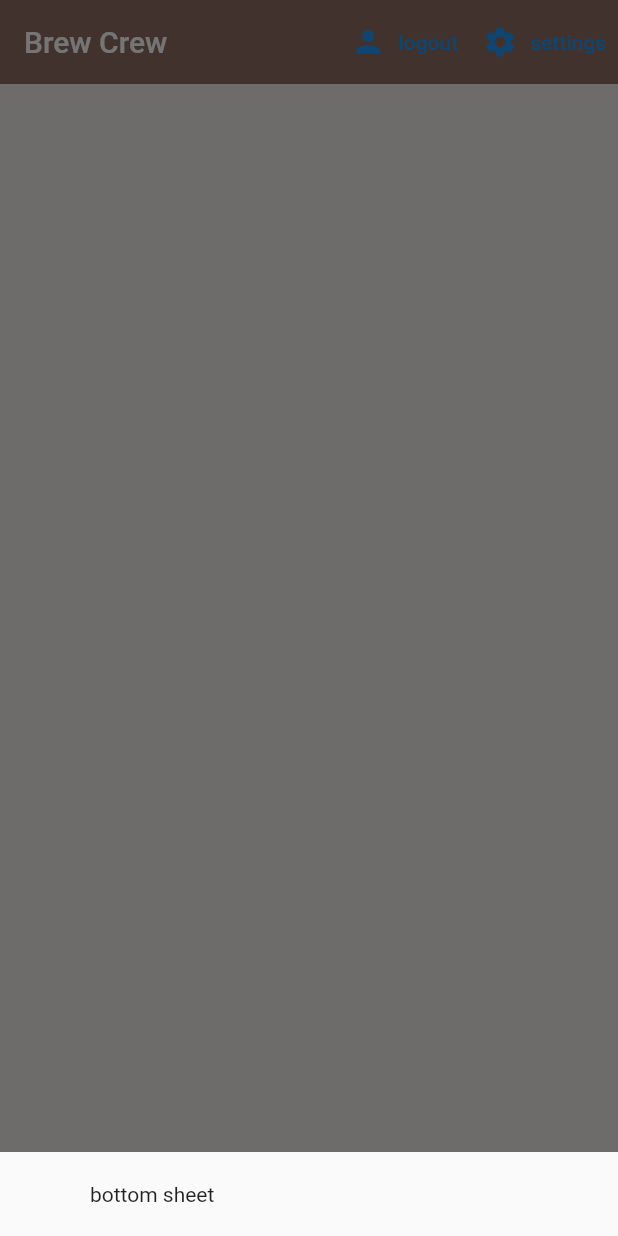
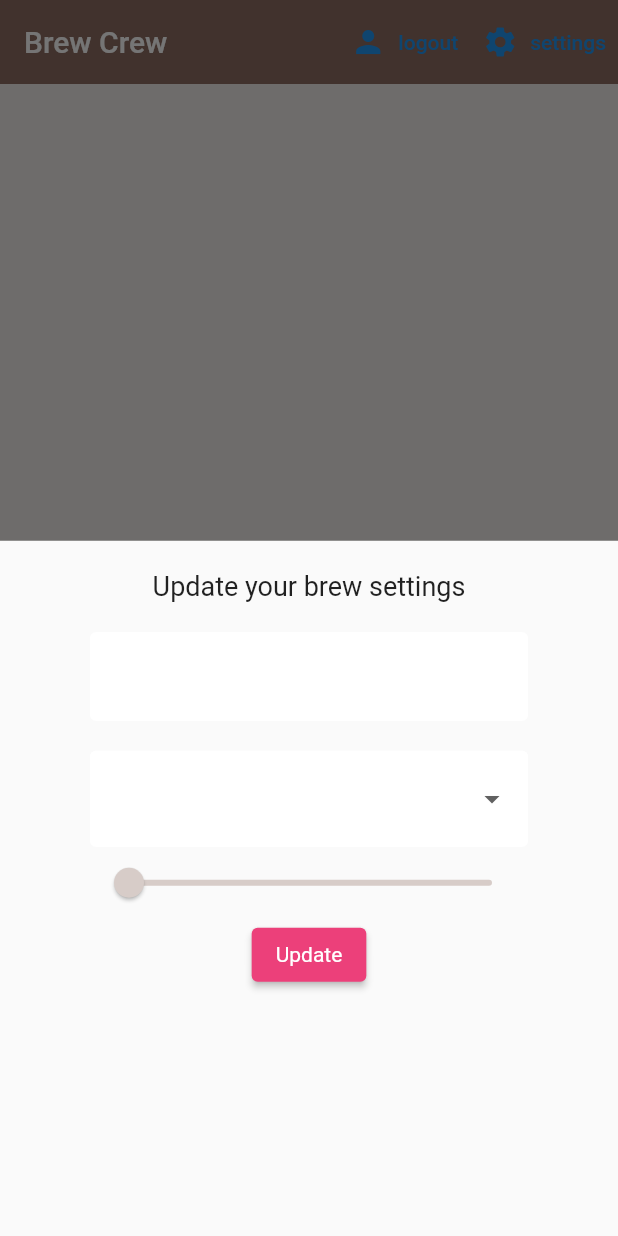
Before and after one commit to Lama-Alsaif/brew_crew, a Flutter app: the screen it shows once a user with an empty profile is signed in, after a tap on "settings", on a phone screen of 412 x 824 dp. Run offline on Flutter 3.47's test engine with Material 2 defaults, Android fonts, the phone set to English and light mode, and no system bars; our stand-ins replace cloud_firestore, firebase_auth, firebase_core, flutter_spinkit; accounts and stored records are empty.

Commit message:
video 23

```diff
--- a/flutter_application_1/lib/screens/home/home.dart
+++ b/flutter_application_1/lib/screens/home/home.dart
@@ -1,5 +1,6 @@
 import 'package:flutter/material.dart';
 import 'package:flutter_application_1/models/brew.dart';
+import 'package:flutter_application_1/screens/home/settings_form.dart';
 import 'package:flutter_application_1/services/auth.dart';
 import 'package:flutter_application_1/services/database.dart';
 import 'package:provider/provider.dart';
@@ -15,7 +16,7 @@ class Home extends StatelessWidget {
           builder: (context) {
             return Container(
               padding: EdgeInsets.symmetric(vertical: 20, horizontal: 60),
-              child: Text('bottom sheet'),
+              child: SettingsForm(),
             );
           });
     }
--- /dev/null
+++ b/flutter_application_1/lib/screens/home/settings_form.dart
@@ -0,0 +1,75 @@
+import 'package:flutter/material.dart';
+import 'package:flutter_application_1/shared/constants.dart';
+
+class SettingsForm extends StatefulWidget {
+  const SettingsForm({Key? key}) : super(key: key);
+
+  @override
+  State<SettingsForm> createState() => _SettingsFormState();
+}
+
+class _SettingsFormState extends State<SettingsForm> {
+  final _formKey = GlobalKey<FormState>();
+  final List<String> sugars = ['0', '1', '2', '3', '4'];
+
+  //form values
+  String _currentName = '';
+  String _currentSugars = '';
+  int _currentStrength = 100;
+  @override
+  Widget build(BuildContext context) {
+    return Form(
+      key: _formKey,
+      child: Column(children: [
+        Text('Update your brew settings', style: TextStyle(fontSize: 18)),
+        SizedBox(
+          height: 20,
+        ),
+        TextFormField(
+            decoration: textInputDecoration,
+            validator: (String? value) {
+              if (value != null && value.isEmpty) {
+                return "Please enter a name";
+              }
+              return null;
+            },
+            onChanged: (value) => setState(() => _currentName = value)),
+        SizedBox(
+          height: 20,
+        ),
+        //dropdown
+        DropdownButtonFormField<String>(
+            decoration: textInputDecoration,
+            items: sugars.map((sugar) {
+              return DropdownMenuItem(
+                value: sugar,
+                child: Text('$sugar sugars'),
+              );
+            }).toList(),
+            onChanged: (value) => setState(() => _currentSugars = value!)),
+        Slider(
+          value: (_currentStrength).toDouble(),
+          activeColor: Colors.brown[_currentStrength],
+          inactiveColor: Colors.brown[_currentStrength],
+          min: 100,
+          max: 900,
+          divisions: 8,
+          onChanged: (val) => setState(() => _currentStrength = val.round()),
+        ),
+        //slider
+        ElevatedButton(
+          style: ElevatedButton.styleFrom(
+            primary: Colors.pink[400],
+            textStyle: const TextStyle(color: Colors.white),
+          ),
+          child: Text('Update'),
+          onPressed: () async {
+            print(_currentName);
+            print(_currentSugars);
+            print(_currentStrength);
+          },
+        )
+      ]),
+    );
+  }
+}
```
